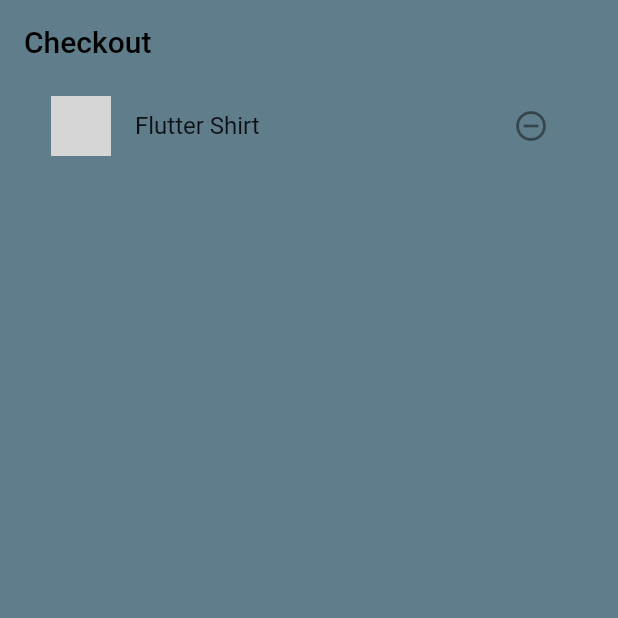
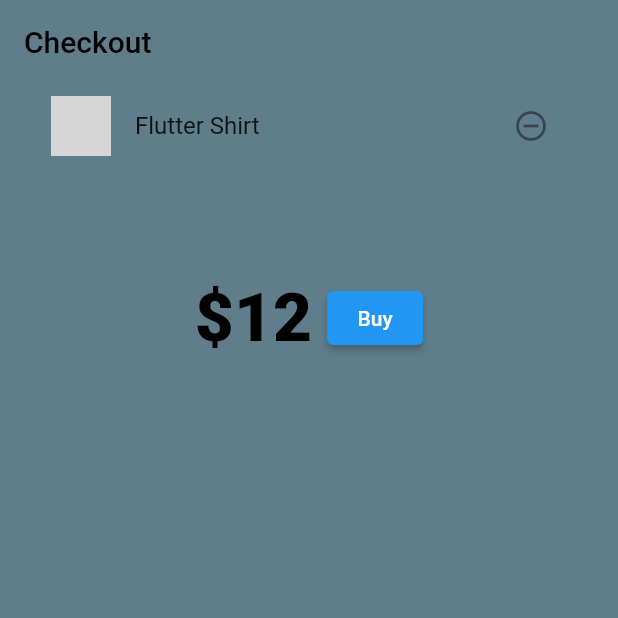
Before and after one commit to tarunchauhan97/blog-web-app-prov-new, a Flutter app: the screen it shows after launch, on a phone screen of 412 x 824 dp, the top half of it. Run offline on Flutter 3.47's test engine with Material 2 defaults, Android fonts, the phone set to English and light mode, and no system bars; our stand-ins replace cloud_firestore, firebase_auth, firebase_core; accounts and stored records are empty; network calls fail; grey boxes are pictures that could not be loaded.

Commit message:
45 delete checkout context.read()

```diff
--- a/lib/models/cart_notifier.dart
+++ b/lib/models/cart_notifier.dart
@@ -9,6 +9,17 @@ class CartNotifier extends ChangeNotifier {
       imageUrl: 'https://i.ibb.co/SdCNQB8/1.png',
     ),
   ];
+
   List<StoreItem> get items => _items;
 
+  void remove(StoreItem item) {
+    _items.remove(item);
+    notifyListeners();
+  }
+
+  num get totalPrice {
+    return _items.fold(0, (previousValue, storeItem) {
+      return previousValue + storeItem.price;
+    });
+  }
 }
--- a/lib/pages/checkout_page.dart
+++ b/lib/pages/checkout_page.dart
@@ -8,7 +8,9 @@ class CheckoutPage extends StatelessWidget {
 
   @override
   Widget build(BuildContext context) {
-    final _items = context.watch<CartNotifier>().items;
+    //final _items = context.watch()<CartNotifier>().items;
+    var cart = context.watch<CartNotifier>();
+    final _items = cart.items;
     print('-----$_items----');
     //return BlogScaffold(
     return BlogScaffold(
@@ -19,8 +21,15 @@ class CheckoutPage extends StatelessWidget {
         ),
       ),
       //isScrollable: true,
-      body: ListView.builder(
+      body: SingleChildScrollView(
+        physics: ScrollPhysics(),
+        child: Column(
+          mainAxisAlignment: MainAxisAlignment.spaceEvenly,
+          children: [
+            ListView.builder(
+              //physics: NeverScrollableScrollPhysics(),
               itemCount: _items.length,
+              shrinkWrap: true,
               itemBuilder: (context, index) {
                 //final item = _items[index];
                 final item = _items.elementAt(index);
@@ -31,10 +40,32 @@ class CheckoutPage extends StatelessWidget {
                   title: Text(item.name),
                   trailing: IconButton(
                     icon: Icon(Icons.remove_circle_outline),
-              onPressed: () {},
+                    onPressed: () => context.read<CartNotifier>().remove(item),
                   ),
                 );
               },
+            ),
+            SizedBox(
+              height: 200,
+              child: Center(
+                child: Row(
+                  mainAxisAlignment: MainAxisAlignment.center,
+                  children: [
+                    Text('\$' + cart.totalPrice.toString(),
+                        style: Theme.of(context).textTheme.headline1),
+                    SizedBox(width: 10),
+                    ElevatedButton(
+                        onPressed: () {
+                          ScaffoldMessenger.of(context)
+                              .showSnackBar(SnackBar(content: Text('ComingSoon')));
+                        },
+                        child: Text('Buy')),
+                  ],
+                ),
+              ),
+            ),
+          ],
+        ),
       ),
       isScrollable: true,
       children: [],
```
Lines whose indentation alone changed are shown as unchanged.
